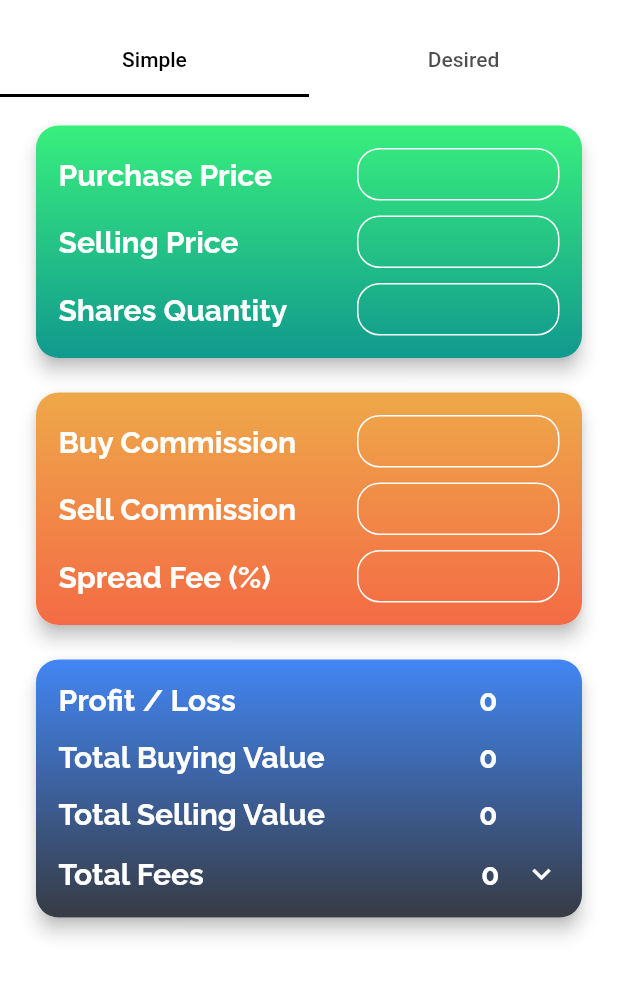
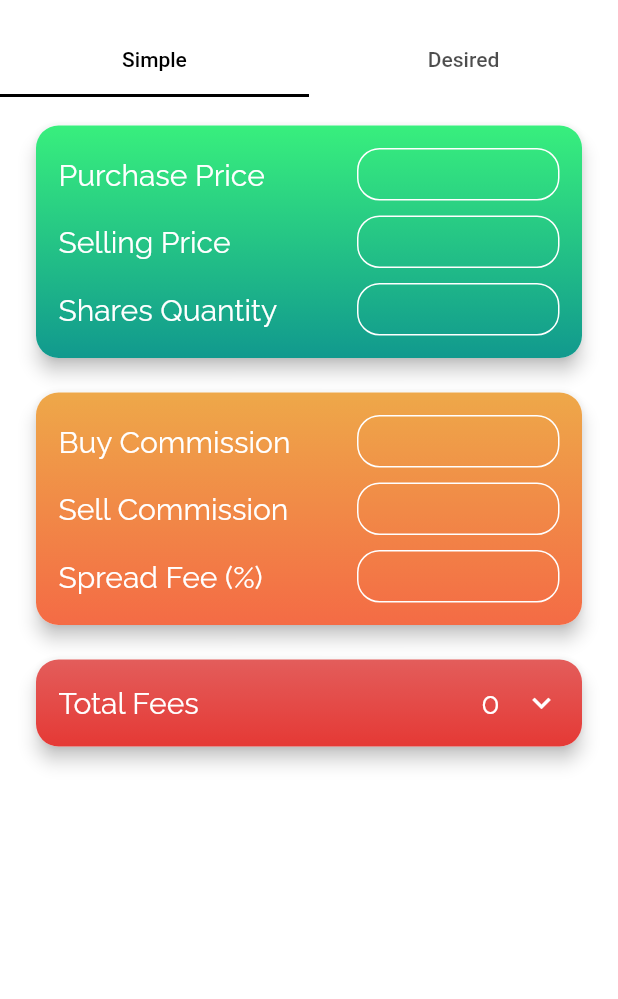
Before and after one commit to seanyasno/finance_app, a Flutter app: the screen it shows after launch, on a phone screen of 412 x 824 dp, the part 59-1058 px from its top. Run offline on Flutter 3.47's test engine with Material 2 defaults, Android fonts, the phone set to English and light mode, and no system bars; our stand-ins replace google_fonts.

Commit message:
Added Total Fees section.

```diff
--- /dev/null
+++ b/lib/abstraction/fee.dart
@@ -0,0 +1,6 @@
+abstract class IFee {
+  double get value;
+
+  bool usePercentage;
+  double calculate({double data});
+}
--- a/lib/components/expanded_profit_info/expanded_profit_info.dart
+++ b/lib/components/expanded_profit_info/expanded_profit_info.dart
@@ -42,7 +42,6 @@ class _ExpandedProfitInfoState extends State<ExpandedProfitInfo>
               style: TextStyle(
                 color: Colors.white,
                 fontSize: 20,
-                fontWeight: FontWeight.bold,
               ),
             ),
             Text(
@@ -50,7 +49,6 @@ class _ExpandedProfitInfoState extends State<ExpandedProfitInfo>
               style: TextStyle(
                 color: Colors.white,
                 fontSize: 20,
-                fontWeight: FontWeight.bold,
               ),
             )
           ],
--- a/lib/components/profit_forms/simple_profit_form/simple_profit_form.dart
+++ b/lib/components/profit_forms/simple_profit_form/simple_profit_form.dart
@@ -1,6 +1,8 @@
+import 'package:finance_app/components/profit_sections/info_sections/info_fees_section.dart';
 import 'package:finance_app/components/profit_sections/simple_sections/simple_share_section.dart';
 import 'package:finance_app/components/profit_sections/total_info_section.dart';
 import 'package:finance_app/components/profit_sections/fees_section.dart';
+import 'package:finance_app/models/commission_fee.dart';
 import 'package:flutter/material.dart';
 
 class SimpleProfitForm extends StatefulWidget {
@@ -11,7 +13,7 @@ class SimpleProfitForm extends StatefulWidget {
 class _SimpleProfitFormState extends State<SimpleProfitForm> {
   double _purchasePrice = 0;
   double _sellingPrice = 0;
-  double _sharesQuantity = 0;
+  int _sharesQuantity = 0;
 
   double _buyCommission = 0;
   double _sellCommission = 0;
@@ -31,16 +33,24 @@ class _SimpleProfitFormState extends State<SimpleProfitForm> {
           SizedBox(
             height: 15,
           ),
-          TotalInfoSection(
+          InfoFeesSection(
+            buyCommission: CommissionFee(_buyCommission, false),
+            sellCommission: CommissionFee(_sellCommission, false),
+            sharesQuantity: _sharesQuantity,
             purchasePrice: _purchasePrice,
             sellingPrice: _sellingPrice,
-            sharesQuantity: _sharesQuantity,
-            spread: (_sellingPrice * _sharesQuantity) -
-                (_purchasePrice * _sharesQuantity),
-            buyCommission: _buyCommission,
-            sellCommission: _sellCommission,
-            spreadFees: _spreadFees,
+            spreadFee: _spreadFees,
           ),
+//          TotalInfoSection(
+//            purchasePrice: _purchasePrice,
+//            sellingPrice: _sellingPrice,
+//            sharesQuantity: _sharesQuantity,
+//            spread: (_sellingPrice * _sharesQuantity) -
+//                (_purchasePrice * _sharesQuantity),
+//            buyCommission: _buyCommission,
+//            sellCommission: _sellCommission,
+//            spreadFees: _spreadFees,
+//          ),
         ],
       ),
     );
@@ -60,7 +70,7 @@ class _SimpleProfitFormState extends State<SimpleProfitForm> {
 
   _sharesQuantityChanged(value) {
     setState(() {
-      _sharesQuantity = double.parse(value);
+      _sharesQuantity = int.parse(value);
     });
   }
 
--- a/lib/components/profit_info/profit_info.dart
+++ b/lib/components/profit_info/profit_info.dart
@@ -16,7 +16,6 @@ class ProfitInfo extends StatelessWidget {
             _label,
             style: TextStyle(
               fontSize: 20,
-              fontWeight: FontWeight.bold,
               color: Colors.white,
             ),
           ),
@@ -27,7 +26,6 @@ class ProfitInfo extends StatelessWidget {
               _value,
               style: TextStyle(
                 fontSize: 20,
-                fontWeight: FontWeight.bold,
                 color: Colors.white,
               ),
             ),
--- a/lib/components/profit_input/profit_input.dart
+++ b/lib/components/profit_input/profit_input.dart
@@ -17,7 +17,6 @@ class ProfitInput extends StatelessWidget {
           style: TextStyle(
             fontSize: 20,
             color: Colors.white,
-            fontWeight: FontWeight.bold,
           ),
         ),
         Flexible(
@@ -28,7 +27,6 @@ class ProfitInput extends StatelessWidget {
             child: TextField(
               style: TextStyle(
                 color: Colors.white,
-                fontWeight: FontWeight.bold,
               ),
               onChanged: onChangeCallback,
               keyboardType: TextInputType.number,
--- a/lib/components/profit_sections/info_section.dart
+++ b/lib/components/profit_sections/info_section.dart
@@ -46,8 +46,6 @@ class InfoSection extends StatelessWidget {
         ),
         child: Column(
           children: [
-
-
             ProfitInfo(
                 'Future Share Price', NumberFormat().format(futureSharePrice)),
             SizedBox(
--- /dev/null
+++ b/lib/components/profit_sections/info_sections/info_fees_section.dart
@@ -0,0 +1,88 @@
+import 'package:finance_app/components/expanded_profit_info/expanded_profit_info.dart';
+import 'package:finance_app/components/profit_info/profit_info.dart';
+import 'package:finance_app/models/commission_fee.dart';
+import 'package:flutter/material.dart';
+import 'package:intl/intl.dart';
+
+class InfoFeesSection extends StatelessWidget {
+  final double purchasePrice;
+  final double sellingPrice;
+  final int sharesQuantity;
+
+  final CommissionFee buyCommission;
+  final CommissionFee sellCommission;
+  final double spreadFee;
+
+  InfoFeesSection(
+      {this.purchasePrice,
+      this.sellingPrice,
+      this.sharesQuantity,
+      this.buyCommission,
+      this.sellCommission,
+      this.spreadFee});
+
+  @override
+  Widget build(BuildContext context) {
+    return Card(
+      elevation: 5,
+      shape: RoundedRectangleBorder(
+        borderRadius: BorderRadius.circular(15),
+      ),
+      child: Container(
+        width: double.infinity,
+        padding: EdgeInsets.only(left: 15, right: 15),
+        decoration: BoxDecoration(
+          gradient: LinearGradient(
+            begin: FractionalOffset.topCenter,
+            end: FractionalOffset.bottomCenter,
+            colors: [
+              Color(0xFFe35d5b),
+              Color(0xFFe53935),
+            ],
+          ),
+          borderRadius: BorderRadius.circular(15),
+        ),
+        child: Column(
+          children: [
+            ExpandedProfitInfo(
+              title: 'Total Fees',
+              titleValue: NumberFormat().format(_calculateTotalFees()),
+              children: [
+                ProfitInfo(
+                  'Buy Commission',
+                  NumberFormat().format(buyCommission.calculate(
+                      data: purchasePrice * sharesQuantity)),
+                ),
+                SizedBox(height: 15),
+                ProfitInfo(
+                  'Sell Commission',
+                  NumberFormat().format(sellCommission.calculate(
+                      data: sellingPrice * sharesQuantity)),
+                ),
+                SizedBox(height: 15),
+                ProfitInfo(
+                  'Spread Fee',
+                  NumberFormat().format(_calculateSpreadFee()),
+                ),
+              ],
+            ),
+          ],
+        ),
+      ),
+    );
+  }
+
+  double _calculateTotalFees() {
+    return buyCommission.calculate(data: purchasePrice * sharesQuantity) +
+        sellCommission.calculate(data: sellingPrice * sharesQuantity) +
+        _calculateSpreadFee();
+  }
+
+  double _calculateSpreadFee() {
+    if (sellingPrice <= purchasePrice)
+      return 0;
+    return (spreadFee / 100) *
+        ((sellingPrice * sharesQuantity) -
+            (purchasePrice * sharesQuantity));
+  }
+}
--- /dev/null
+++ b/lib/models/commission_fee.dart
@@ -0,0 +1,20 @@
+import 'package:finance_app/abstraction/fee.dart';
+
+class CommissionFee implements IFee {
+  double _value;
+
+  CommissionFee(this._value, this.usePercentage);
+
+  @override
+  double get value => _value;
+
+  @override
+  bool usePercentage;
+
+  @override
+  double calculate({double data}) {
+    if (usePercentage)
+      return data * (_value / 100);
+    return _value;
+  }
+}
```
